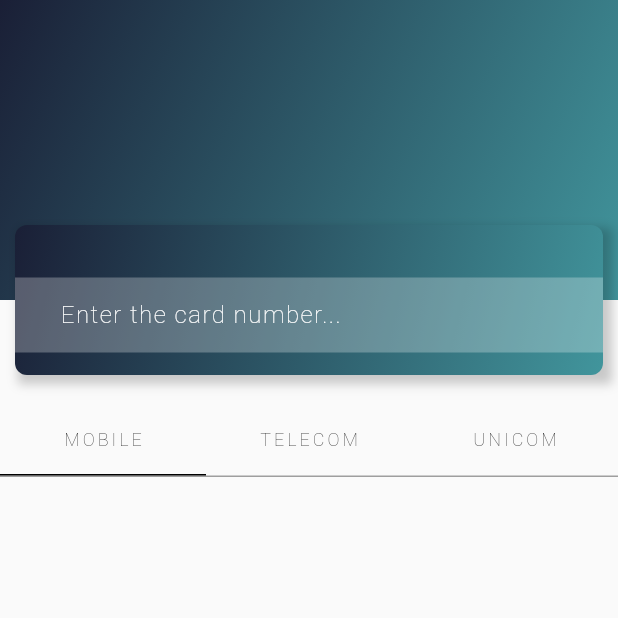
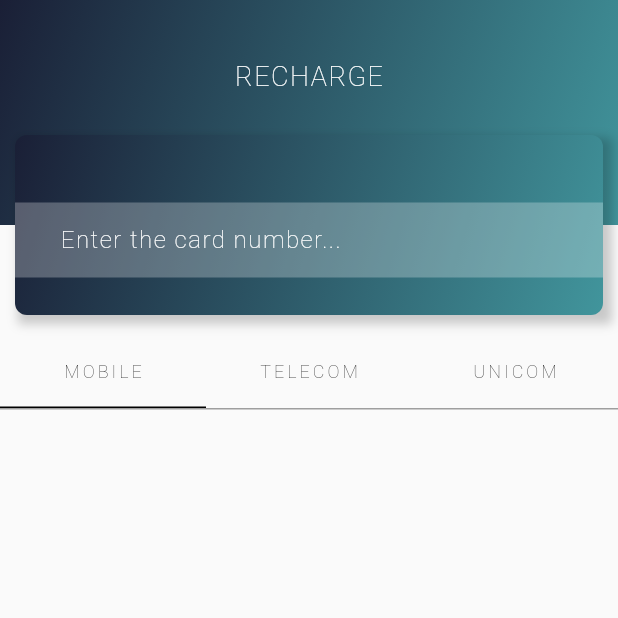
Before and after one commit to zbarbuto/flutter-top-up-app, a Flutter app: the screen it shows after launch, on a phone screen of 412 x 824 dp, the top half of it. Run offline on Flutter 3.47's test engine with Material 2 defaults, Android fonts, the phone set to English and light mode, and no system bars; our stand-ins replace font_awesome_flutter.

Commit message:
Extract main sections into separate widgets

```diff
--- a/lib/main.dart
+++ b/lib/main.dart
@@ -13,8 +13,8 @@ const gradient = LinearGradient(
   tileMode: TileMode.repeated, // repeats the gradient over the canvas
 );
 
-const double topBarHeight = 200;
-const double overlayHeight = 100;
+const double topBarHeight = 150;
+const double overlayHeight = 120;
 
 class MyApp extends StatelessWidget {
   // This widget is the root of your application.
@@ -84,16 +84,103 @@ class _MyHomePageState extends State<MyHomePage> {
       length: 3,
       child: Scaffold(
         body: Stack(children: [
-          Column(children: [
+          _Header(),
+          _CardEntry(),
+          _TabView(),
+        ]),
+      ),
+    );
+  }
+}
+
+class _TabView extends StatelessWidget {
+  const _TabView({
+    Key key,
+  }) : super(key: key);
+
+  @override
+  Widget build(BuildContext context) {
+    return Padding(
+      padding:
+          const EdgeInsets.only(top: topBarHeight + 15 + overlayHeight / 2),
+      child: Column(
+          mainAxisSize: MainAxisSize.max,
+          mainAxisAlignment: MainAxisAlignment.center,
+          crossAxisAlignment: CrossAxisAlignment.stretch,
+          children: <Widget>[
             Container(
+              decoration: BoxDecoration(
+                  border:
+                      Border(bottom: BorderSide(color: Colors.grey, width: 1))),
+              child: TabBar(
+                indicatorColor: Colors.black,
+                indicatorWeight: 1,
+                tabs: <Widget>[
+                  _tab('MOBILE'),
+                  _tab('TELECOM'),
+                  _tab('UNICOM'),
+                ],
+              ),
+            ),
+            Expanded(
+                child: TabBarView(children: [
+              Container(child: Text('')),
+              Container(child: Text('')),
+              Container(child: Text(''))
+            ]))
+          ]),
+    );
+  }
+
+  Widget _tab(text) {
+    return Tab(
+      child: Text(text,
+          style: TextStyle(
+              color: Colors.black,
+              fontSize: 12,
+              fontWeight: FontWeight.w100,
+              letterSpacing: 2)),
+    );
+  }
+}
+
+class _Header extends StatelessWidget {
+  const _Header({
+    Key key,
+  }) : super(key: key);
+
+  @override
+  Widget build(BuildContext context) {
+    return Column(children: [
+      Container(
+        padding: EdgeInsets.only(top: 40),
+        alignment: AlignmentDirectional(0.0, -1.0),
+        child: Text(
+          'RECHARGE',
+          style: TextStyle(
+              fontWeight: FontWeight.w100,
+              color: Colors.white,
+              letterSpacing: 1,
+              fontSize: 18),
+        ),
         constraints: BoxConstraints(maxHeight: topBarHeight),
         decoration: BoxDecoration(
           gradient: gradient,
         ),
       ),
       Expanded(child: Text(''))
-          ]),
-          Padding(
+    ]);
+  }
+}
+
+class _CardEntry extends StatelessWidget {
+  const _CardEntry({
+    Key key,
+  }) : super(key: key);
+
+  @override
+  Widget build(BuildContext context) {
+    return Padding(
       padding: const EdgeInsets.fromLTRB(
           10.0, topBarHeight - overlayHeight / 2, 10, 0),
       child: Container(
@@ -134,49 +221,6 @@ class _MyHomePageState extends State<MyHomePage> {
           ),
         ),
       ),
-          ),
-          Padding(
-            padding: const EdgeInsets.only(top: 270.0),
-            child: Column(
-                mainAxisSize: MainAxisSize.max,
-                mainAxisAlignment: MainAxisAlignment.center,
-                crossAxisAlignment: CrossAxisAlignment.stretch,
-                children: <Widget>[
-                  Container(
-                    decoration: BoxDecoration(
-                        border: Border(
-                            bottom: BorderSide(color: Colors.grey, width: 1))),
-                    child: TabBar(
-                      indicatorColor: Colors.black,
-                      indicatorWeight: 1,
-                      tabs: <Widget>[
-                        _tab('MOBILE'),
-                        _tab('TELECOM'),
-                        _tab('UNICOM'),
-                      ],
-                    ),
-                  ),
-                  Expanded(
-                      child: TabBarView(children: [
-                    Container(child: Text('')),
-                    Container(child: Text('')),
-                    Container(child: Text(''))
-                  ]))
-                ]),
-          ),
-        ]),
-      ),
-    );
-  }
-
-  Widget _tab(text) {
-    return Tab(
-      child: Text(text,
-          style: TextStyle(
-              color: Colors.black,
-              fontSize: 12,
-              fontWeight: FontWeight.w100,
-              letterSpacing: 2)),
     );
   }
 }
```
Lines whose indentation alone changed are shown as unchanged.
